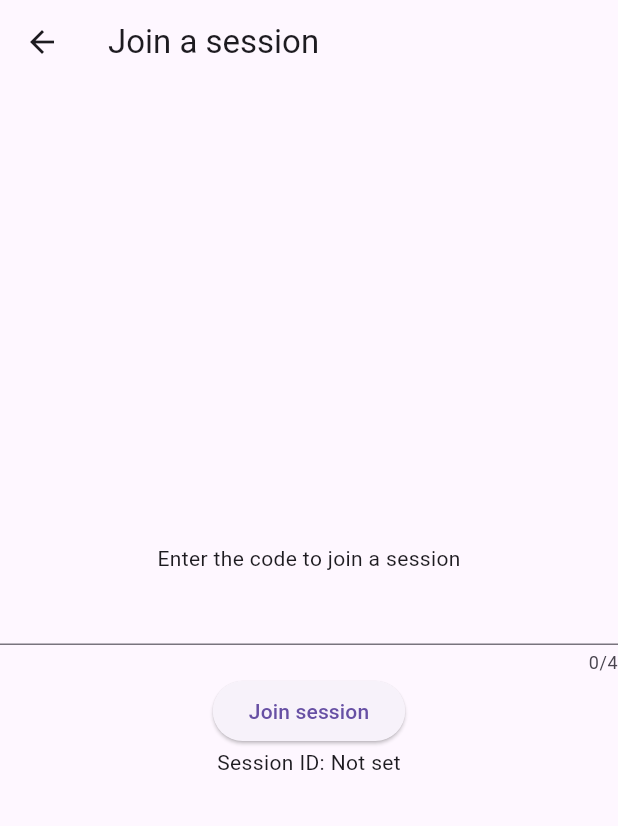
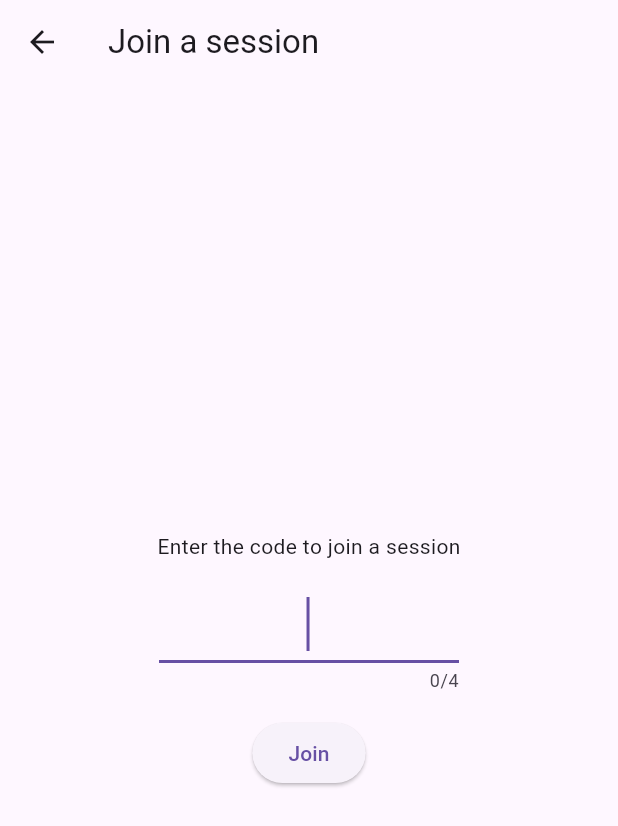
Before and after one commit to thom1662/9135-movie-night, a Flutter app: the JoinScreen screen opened directly, on a phone screen of 412 x 824 dp. Shown: the top 826 px of the screen. Run offline on Flutter 3.47's test engine with Material 3 defaults, Android fonts, the light colour scheme and no system bars; our stand-ins replace device_info_plus; missing offline and left inert: android_id.

```diff
--- a/lib/screens/join_screen.dart
+++ b/lib/screens/join_screen.dart
@@ -59,21 +59,25 @@ class _JoinScreenState extends State<JoinScreen> {
           mainAxisAlignment: MainAxisAlignment.center,
           children: [
             const Text("Enter the code to join a session"),
-            TextField(
-              controller: _codeController,
-              maxLength: 4,
-              keyboardType: TextInputType.number,
-              inputFormatters: [FilteringTextInputFormatter.digitsOnly],
+            Padding(
+              padding: const EdgeInsets.all(16),
+              child: TextField(
+                controller: _codeController,
+                maxLength: 4,
+                keyboardType: TextInputType.number,
+                inputFormatters: [FilteringTextInputFormatter.digitsOnly],
+                autofocus: true,
+                textAlign: TextAlign.center,
+                style: const TextStyle(fontSize: 24),
+                decoration: const InputDecoration(
+                  constraints: BoxConstraints(maxWidth: 200),
+                ),
+              ),
             ),
             ElevatedButton(
               onPressed: _joinSession,
-              child: const Text("Join session"),
-            ),
-            Consumer<AppProvider>(
-              builder: (context, appProvider, child) {
-                return Text(
-                    'Session ID: ${appProvider.sessionID ?? "Not set"}');
-              },
+              // style: ,
+              child: const Text("Join"),
             ),
           ],
         ),
```
Also changed, not shown: lib/screens/movies_screen.dart (+25 -7 lines).
